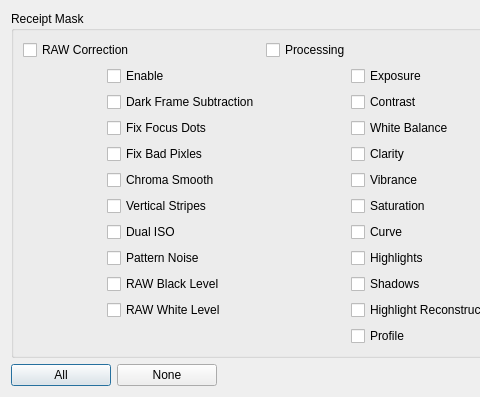
This is platform/qt/ReceiptCopyMaskDialog.ui in ilia3101/MLV-App as Qt 5 draws it before an edit; both pictures show x 0 to 480 and y 0 to 397 of the 712 by 397 pixel window. The edited form follows.
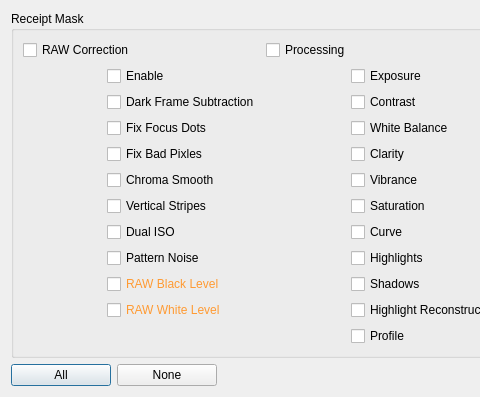
This is the edited form.

Commit message: Reverting RAW level copy/paste trick, but adding other color for these items in mask + tooltip + uncheck by default

```diff
--- a/platform/qt/ReceiptCopyMaskDialog.ui
+++ b/platform/qt/ReceiptCopyMaskDialog.ui
@@ -303,6 +303,14 @@
           </item>
           <item>
            <widget class="QCheckBox" name="checkBoxRawBlackLevel">
+            <property name="toolTip">
+             <string>Copying the RAW levels might screw up clips with different bit rate.</string>
+            </property>
+            <property name="styleSheet">
+             <string notr="true">QCheckBox{
+color: rgb(255, 154, 50)
+}</string>
+            </property>
             <property name="text">
              <string>RAW Black Level</string>
             </property>
@@ -310,6 +318,14 @@
           </item>
           <item>
            <widget class="QCheckBox" name="checkBoxRawWhiteLevel">
+            <property name="toolTip">
+             <string>Copying the RAW levels might screw up clips with different bit rate.</string>
+            </property>
+            <property name="styleSheet">
+             <string notr="true">QCheckBox{
+color: rgb(255, 154, 50)
+}</string>
+            </property>
             <property name="text">
              <string>RAW White Level</string>
             </property>
```
The commit also changes 3 other files.
